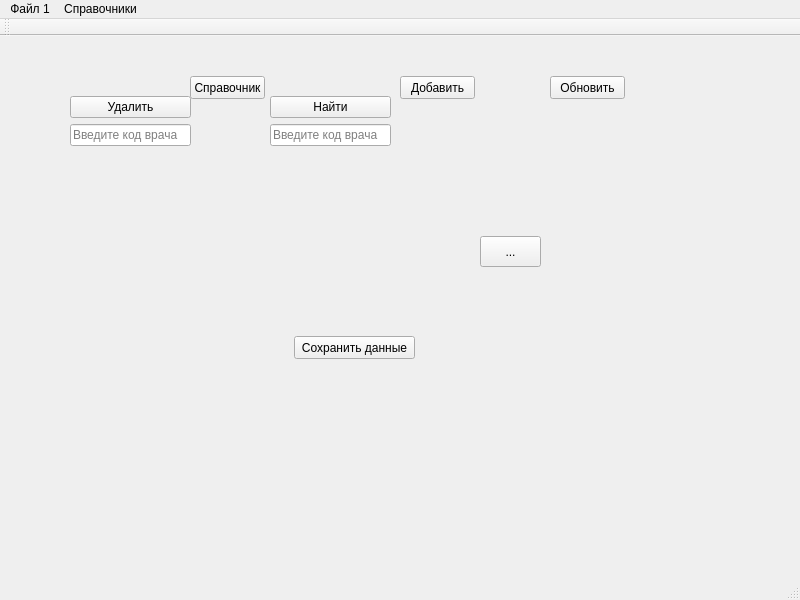
First picture: the form in src/views/main_window/_main_window.ui, repository vvchigirev/Endo, before the edit.
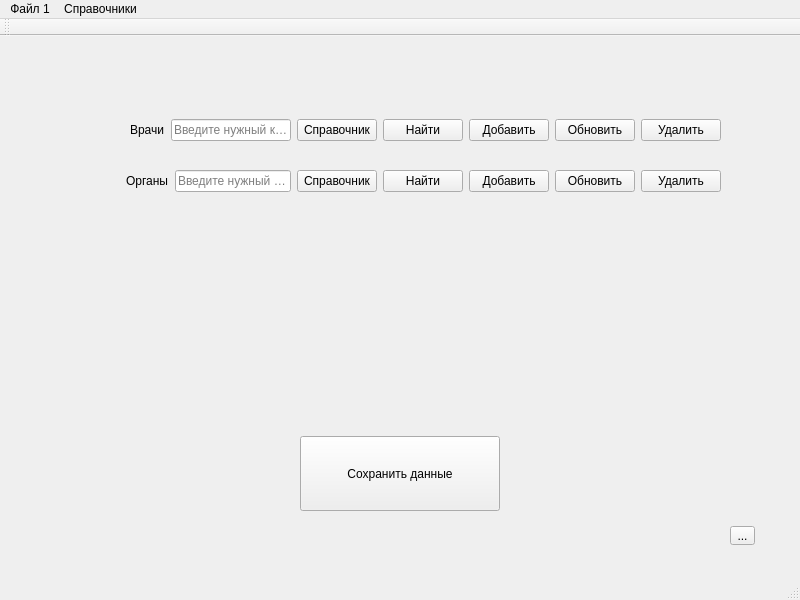
Second picture: the form after the edit.

What changed in the file:
```diff
--- a/src/views/main_window/_main_window.ui
+++ b/src/views/main_window/_main_window.ui
@@ -17,10 +17,10 @@
    <widget class="QToolButton" name="toolBtn">
     <property name="geometry">
      <rect>
-      <x>480</x>
-      <y>200</y>
-      <width>61</width>
-      <height>31</height>
+      <x>730</x>
+      <y>490</y>
+      <width>25</width>
+      <height>19</height>
      </rect>
     </property>
     <property name="text">
@@ -30,114 +30,160 @@
    <widget class="QPushButton" name="puchBtn">
     <property name="geometry">
      <rect>
-      <x>294</x>
-      <y>300</y>
-      <width>121</width>
-      <height>23</height>
+      <x>300</x>
+      <y>400</y>
+      <width>200</width>
+      <height>75</height>
      </rect>
     </property>
     <property name="text">
      <string>Сохранить данные</string>
     </property>
    </widget>
-   <widget class="QPushButton" name="pushBtnDict">
-    <property name="geometry">
-     <rect>
-      <x>190</x>
-      <y>40</y>
-      <width>75</width>
-      <height>23</height>
-     </rect>
-    </property>
-    <property name="text">
-     <string>Справочник</string>
-    </property>
-   </widget>
-   <widget class="QPushButton" name="pushButtonUpdate">
-    <property name="geometry">
-     <rect>
-      <x>550</x>
-      <y>40</y>
-      <width>75</width>
-      <height>23</height>
-     </rect>
-    </property>
-    <property name="text">
-     <string>Обновить</string>
-    </property>
-   </widget>
-   <widget class="QPushButton" name="pushButtonAdd">
-    <property name="geometry">
-     <rect>
-      <x>400</x>
-      <y>40</y>
-      <width>75</width>
-      <height>23</height>
-     </rect>
-    </property>
-    <property name="text">
-     <string>Добавить</string>
-    </property>
-   </widget>
-   <widget class="QWidget" name="widget" native="true">
-    <property name="geometry">
-     <rect>
-      <x>60</x>
-      <y>40</y>
-      <width>141</width>
-      <height>71</height>
-     </rect>
-    </property>
-    <widget class="QWidget" name="">
-     <property name="geometry">
-      <rect>
-       <x>10</x>
-       <y>20</y>
-       <width>121</width>
-       <height>51</height>
-      </rect>
-     </property>
-     <layout class="QVBoxLayout" name="verticalLayout">
-      <item>
-       <widget class="QPushButton" name="pushButtonRemove">
-        <property name="text">
-         <string>Удалить</string>
-        </property>
-       </widget>
-      </item>
-      <item>
-       <widget class="QLineEdit" name="lineEditCodeRemove">
-        <property name="placeholderText">
-         <string>Введите код врача</string>
-        </property>
-       </widget>
-      </item>
-     </layout>
-    </widget>
-   </widget>
    <widget class="QWidget" name="">
     <property name="geometry">
      <rect>
-      <x>270</x>
+      <x>10</x>
       <y>60</y>
-      <width>121</width>
-      <height>51</height>
+      <width>711</width>
+      <height>121</height>
      </rect>
     </property>
-    <layout class="QVBoxLayout" name="verticalLayout_2">
+    <layout class="QVBoxLayout" name="verticalLayout">
      <item>
-      <widget class="QPushButton" name="pushFind">
-       <property name="text">
-        <string>Найти</string>
-       </property>
-      </widget>
+      <layout class="QHBoxLayout" name="doctorHorizotalLayout">
+       <item>
+        <spacer name="doctorHorizontalSpacer">
+         <property name="orientation">
+          <enum>Qt::Horizontal</enum>
+         </property>
+         <property name="sizeHint" stdset="0">
+          <size>
+           <width>40</width>
+           <height>20</height>
+          </size>
+         </property>
+        </spacer>
+       </item>
+       <item>
+        <widget class="QLabel" name="lableDoctor">
+         <property name="text">
+          <string>Врачи</string>
+         </property>
+        </widget>
+       </item>
+       <item>
+        <widget class="QLineEdit" name="lineEditDoctorCode">
+         <property name="text">
+          <string/>
+         </property>
+         <property name="placeholderText">
+          <string>Введите нужный код</string>
+         </property>
+        </widget>
+       </item>
+       <item>
+        <widget class="QPushButton" name="pushBtnDoctorDict">
+         <property name="text">
+          <string>Справочник</string>
+         </property>
+        </widget>
+       </item>
+       <item>
+        <widget class="QPushButton" name="pushBtnDoctorFind">
+         <property name="text">
+          <string>Найти</string>
+         </property>
+        </widget>
+       </item>
+       <item>
+        <widget class="QPushButton" name="pushButtonDoctorAdd">
+         <property name="text">
+          <string>Добавить</string>
+         </property>
+        </widget>
+       </item>
+       <item>
+        <widget class="QPushButton" name="pushButtonDoctorUpdate">
+         <property name="text">
+          <string>Обновить</string>
+         </property>
+        </widget>
+       </item>
+       <item>
+        <widget class="QPushButton" name="pushButtonDoctorRemove">
+         <property name="text">
+          <string>Удалить</string>
+         </property>
+        </widget>
+       </item>
+      </layout>
      </item>
      <item>
-      <widget class="QLineEdit" name="lineEditCodeFind">
-       <property name="placeholderText">
-        <string>Введите код врача</string>
-       </property>
-      </widget>
+      <layout class="QHBoxLayout" name="organHorizontalLayout_">
+       <item>
+        <spacer name="organHorizontalSpacer">
+         <property name="orientation">
+          <enum>Qt::Horizontal</enum>
+         </property>
+         <property name="sizeHint" stdset="0">
+          <size>
+           <width>40</width>
+           <height>20</height>
+          </size>
+         </property>
+        </spacer>
+       </item>
+       <item>
+        <widget class="QLabel" name="lableOrgan">
+         <property name="text">
+          <string>Органы</string>
+         </property>
+        </widget>
+       </item>
+       <item>
+        <widget class="QLineEdit" name="lineEditOrganCode">
+         <property name="placeholderText">
+          <string>Введите нужный код</string>
+         </property>
+        </widget>
+       </item>
+       <item>
+        <widget class="QPushButton" name="pushBtnOrganDict">
+         <property name="text">
+          <string>Справочник</string>
+         </property>
+        </widget>
+       </item>
+       <item>
+        <widget class="QPushButton" name="pushBtnOrganFind">
+         <property name="text">
+          <string>Найти</string>
+         </property>
+        </widget>
+       </item>
+       <item>
+        <widget class="QPushButton" name="pushButtonOrganAdd">
+         <property name="text">
+          <string>Добавить</string>
+         </property>
+        </widget>
+       </item>
+       <item>
+        <widget class="QPushButton" name="pushButtonOrganUpdate">
+         <property name="text">
+          <string>Обновить</string>
+         </property>
+        </widget>
+       </item>
+       <item>
+        <widget class="QPushButton" name="pushButtonOrganRemove">
+         <property name="text">
+          <string>Удалить</string>
+         </property>
+        </widget>
+       </item>
+      </layout>
      </item>
     </layout>
    </widget>
```
Left out of the diff: 2 changed lines with no effect on the pictures.
